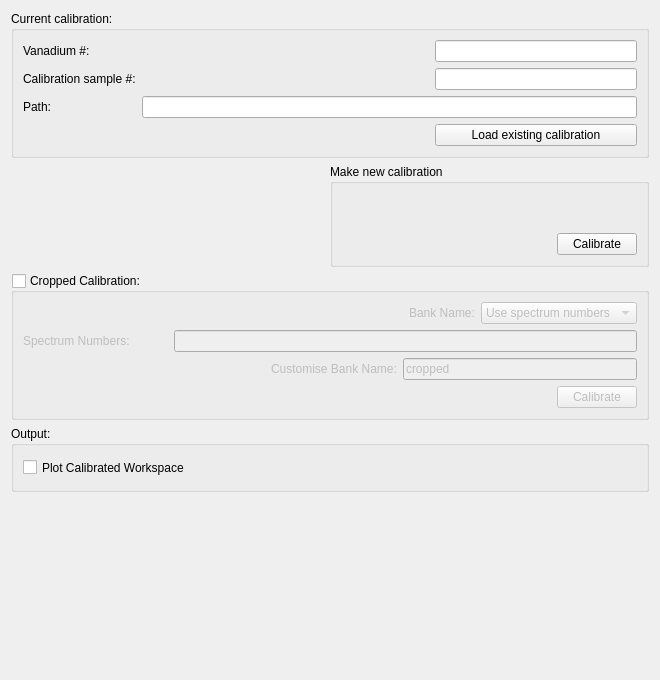
Old version of the form MantidQt/CustomInterfaces/inc/MantidQtCustomInterfaces/EnggDiffraction/EnggDiffractionQtTabCalib.ui in the repository yxqd/mantid.
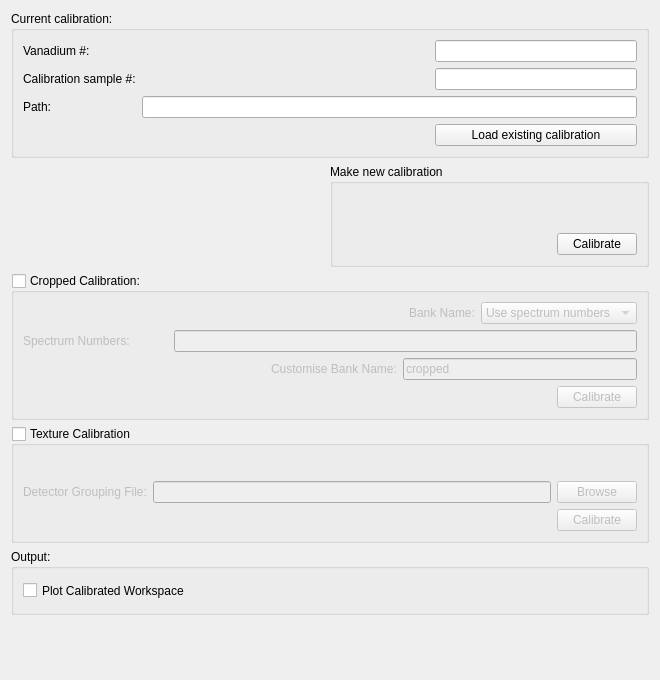
New version of the form. Custom widgets are drawn as their Qt base class.

Commit message: add calibrate-texture widgets group, re #16695

The edit to the form file:
```diff
--- a/MantidQt/CustomInterfaces/inc/MantidQtCustomInterfaces/EnggDiffraction/EnggDiffractionQtTabCalib.ui
+++ b/MantidQt/CustomInterfaces/inc/MantidQtCustomInterfaces/EnggDiffraction/EnggDiffractionQtTabCalib.ui
@@ -385,7 +385,7 @@
      </layout>
     </widget>
    </item>
-   <item row="3" column="0">
+   <item row="4" column="0">
     <widget class="QGroupBox" name="groupBox_output_calib">
      <property name="title">
       <string>Output:</string>
@@ -413,7 +413,7 @@
      </layout>
     </widget>
    </item>
-   <item row="4" column="0">
+   <item row="5" column="0">
     <spacer name="verticalSpacer">
      <property name="orientation">
       <enum>Qt::Vertical</enum>
@@ -426,6 +426,116 @@
      </property>
     </spacer>
    </item>
+   <item row="3" column="0">
+    <widget class="QGroupBox" name="groupBox">
+     <property name="title">
+      <string>Texture Calibration</string>
+     </property>
+     <property name="checkable">
+      <bool>true</bool>
+     </property>
+     <property name="checked">
+      <bool>false</bool>
+     </property>
+     <layout class="QGridLayout" name="gridLayout_6">
+      <item row="0" column="0">
+       <layout class="QHBoxLayout" name="horizontalLayout_texture">
+        <item>
+         <widget class="QLabel" name="label_texture_run_num">
+          <property name="text">
+           <string/>
+          </property>
+         </widget>
+        </item>
+        <item>
+         <spacer name="horizontalSpacer_texture_2">
+          <property name="orientation">
+           <enum>Qt::Horizontal</enum>
+          </property>
+          <property name="sizeHint" stdset="0">
+           <size>
+            <width>98</width>
+            <height>20</height>
+           </size>
+          </property>
+         </spacer>
+        </item>
+        <item>
+         <widget class="MantidQt::MantidWidgets::MWRunFiles" name="MWRunFiles_texture_run_num" native="true">
+          <property name="text" stdset="0">
+           <string/>
+          </property>
+          <property name="readOnly" stdset="0">
+           <bool>false</bool>
+          </property>
+          <property name="label" stdset="0">
+           <string>Run #:</string>
+          </property>
+          <property name="multipleFiles" stdset="0">
+           <bool>true</bool>
+          </property>
+         </widget>
+        </item>
+       </layout>
+      </item>
+      <item row="1" column="0">
+       <layout class="QHBoxLayout" name="horizontalLayout_texture_2">
+        <item>
+         <widget class="QLabel" name="label_texture_detector_grouping_file">
+          <property name="text">
+           <string>Detector Grouping File:</string>
+          </property>
+         </widget>
+        </item>
+        <item>
+         <widget class="QLineEdit" name="lineEdit_texture_grouping_file">
+          <property name="sizePolicy">
+           <sizepolicy hsizetype="Expanding" vsizetype="Fixed">
+            <horstretch>1</horstretch>
+            <verstretch>0</verstretch>
+           </sizepolicy>
+          </property>
+          <property name="readOnly">
+           <bool>true</bool>
+          </property>
+         </widget>
+        </item>
+        <item>
+         <widget class="QPushButton" name="pushButton_texture_browse_grouping_file">
+          <property name="text">
+           <string>Browse</string>
+          </property>
+         </widget>
+        </item>
+       </layout>
+      </item>
+      <item row="2" column="0">
+       <layout class="QHBoxLayout" name="horizontalLayout_texture_3">
+        <item>
+         <spacer name="horizontalSpacer_texture_3">
+          <property name="orientation">
+           <enum>Qt::Horizontal</enum>
+          </property>
+          <property name="sizeHint" stdset="0">
+           <size>
+            <width>40</width>
+            <height>20</height>
+           </size>
+          </property>
+         </spacer>
+        </item>
+        <item>
+         <widget class="QPushButton" name="pushButton_calibrate_texture">
+          <property name="text">
+           <string>Calibrate</string>
+          </property>
+         </widget>
+        </item>
+       </layout>
+      </item>
+     </layout>
+    </widget>
+   </item>
   </layout>
  </widget>
  <customwidgets>
```
Left out of the diff: 6 changed lines with no effect on the pictures.
